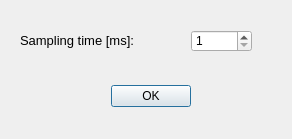
Above: GUI5_SamplingTime_Ana.ui from AnaAquiles/Calcium-waves-in-endocrine-cells-analysis before the change. Below: the same form after it.
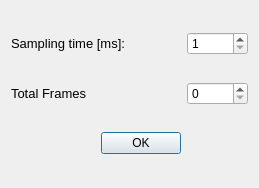
That is the form after the change.

Commit message: Normalización datos brutos solo interfaz

The edit to the form file:
```diff
--- a/GUI5_SamplingTime_Ana.ui
+++ b/GUI5_SamplingTime_Ana.ui
@@ -6,38 +6,16 @@
    <rect>
     <x>0</x>
     <y>0</y>
-    <width>292</width>
-    <height>139</height>
+    <width>259</width>
+    <height>188</height>
    </rect>
   </property>
   <property name="windowTitle">
    <string>Dialog</string>
   </property>
-  <widget class="QDialogButtonBox" name="buttonBox">
-   <property name="geometry">
-    <rect>
-     <x>90</x>
-     <y>80</y>
-     <width>101</width>
-     <height>32</height>
-    </rect>
-   </property>
-   <property name="orientation">
-    <enum>Qt::Horizontal</enum>
-   </property>
-   <property name="standardButtons">
-    <set>QDialogButtonBox::Ok</set>
-   </property>
-  </widget>
+  <layout class="QGridLayout" name="gridLayout">
+   <item row="0" column="0">
   <widget class="QLabel" name="label_3">
-   <property name="geometry">
-    <rect>
-     <x>20</x>
-     <y>30</y>
-     <width>161</width>
-     <height>21</height>
-    </rect>
-   </property>
    <property name="font">
     <font>
      <pointsize>10</pointsize>
@@ -47,15 +25,9 @@
     <string>Sampling time [ms]: </string>
    </property>
   </widget>
+   </item>
+   <item row="0" column="1">
   <widget class="QSpinBox" name="st_spinBox">
-   <property name="geometry">
-    <rect>
-     <x>191</x>
-     <y>30</y>
-     <width>61</width>
-     <height>22</height>
-    </rect>
-   </property>
    <property name="minimum">
     <number>1</number>
    </property>
@@ -63,6 +35,40 @@
     <number>1000</number>
    </property>
   </widget>
+   </item>
+   <item row="1" column="0">
+    <widget class="QLabel" name="label_4">
+     <property name="font">
+      <font>
+       <pointsize>10</pointsize>
+      </font>
+     </property>
+     <property name="text">
+      <string>Total Frames</string>
+     </property>
+    </widget>
+   </item>
+   <item row="1" column="1">
+    <widget class="QSpinBox" name="totFr_spinBox">
+     <property name="minimum">
+      <number>0</number>
+     </property>
+     <property name="maximum">
+      <number>10000</number>
+     </property>
+    </widget>
+   </item>
+   <item row="2" column="0">
+    <widget class="QDialogButtonBox" name="buttonBox">
+     <property name="orientation">
+      <enum>Qt::Horizontal</enum>
+     </property>
+     <property name="standardButtons">
+      <set>QDialogButtonBox::Ok</set>
+     </property>
+    </widget>
+   </item>
+  </layout>
  </widget>
  <resources/>
  <connections>
```
Lines whose indentation alone changed are shown as unchanged. The commit also changes 4 other files.
